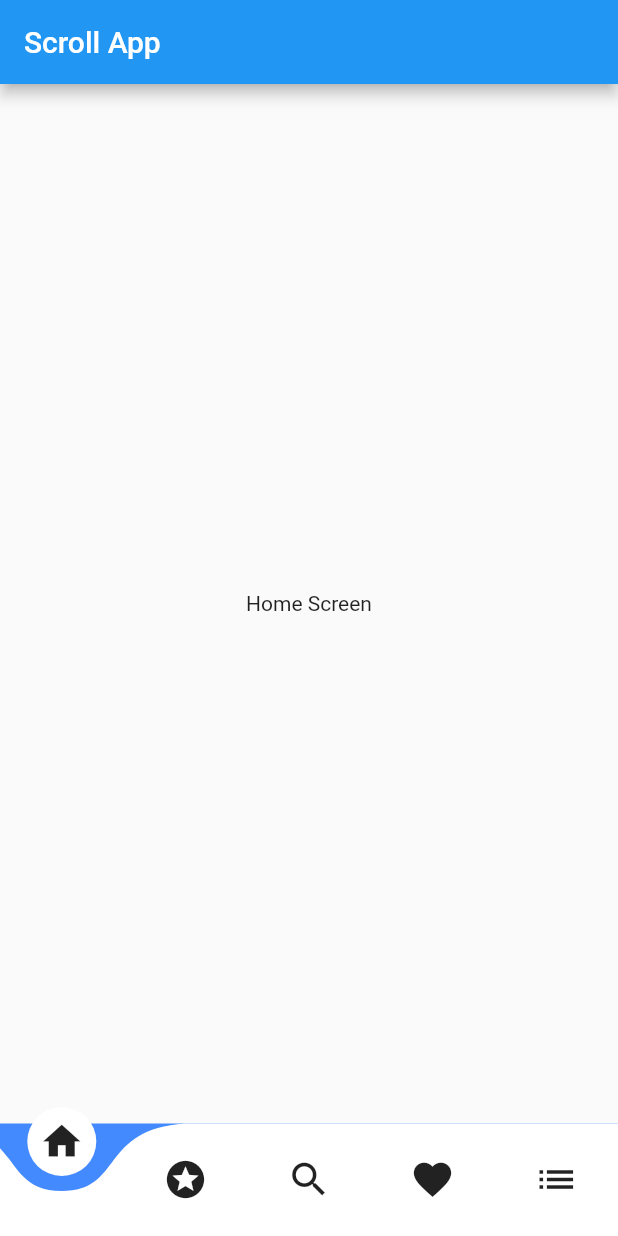
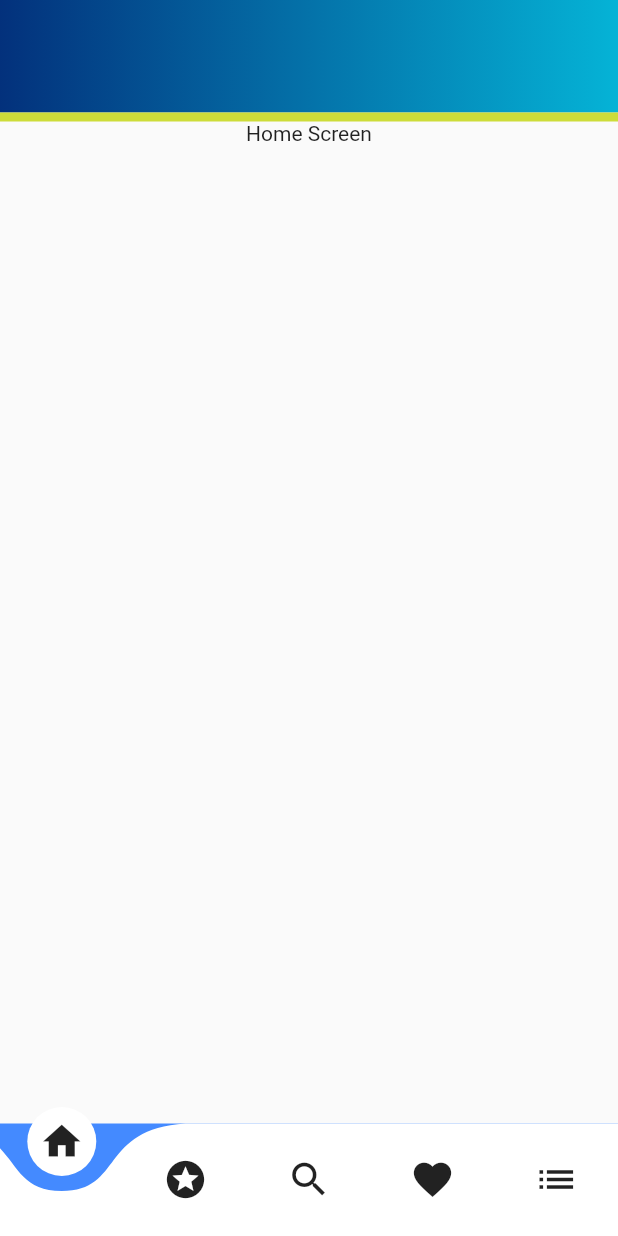
Before and after one commit to mohamedhamouda9879/scroll, a Flutter app: the screen it shows after launch, on a phone screen of 412 x 824 dp. Run offline on Flutter 3.47's test engine with Material 2 defaults, Android fonts, the phone set to English and light mode, and no system bars; drawn by our look-alikes of curved_navigation_bar; our stand-ins replace bloc, flutter_bloc, fluttertoast, hexcolor.

Commit message:
add app bar design

```diff
--- a/lib/modules/home_screen/home_screen.dart
+++ b/lib/modules/home_screen/home_screen.dart
@@ -1,4 +1,5 @@
 import 'package:flutter/material.dart';
+import 'package:scroll_app/shared/components/components.dart';
 
 class HomeScreen extends StatelessWidget {
   const HomeScreen({Key? key}) : super(key: key);
@@ -6,13 +7,15 @@ class HomeScreen extends StatelessWidget {
   @override
   Widget build(BuildContext context) {
     return Scaffold(
-      appBar: AppBar(
-        title: Text('Scroll App'),
-      ),
-      body: Center(
-        child: Container(
-          child: Text('Home Screen'),
-        ),
+      body: Column(
+        children: [
+          AppBarDesign(),
+          Center(
+            child: Container(
+              child: Text('Home Screen'),
+            ),
+          ),
+        ],
       ),
     );
   }
--- a/lib/shared/components/components.dart
+++ b/lib/shared/components/components.dart
@@ -76,7 +76,32 @@ Widget defaultFormField({
       ),
     );
 
-
+Widget AppBarDesign()=>Container(
+  child: Column(
+    children: <Widget>[
+      Stack(
+        children: [
+          Container(
+            height: 75,
+            decoration: const BoxDecoration(
+              gradient: LinearGradient(
+                colors: <Color>[
+                  Color(0xFF03317C),
+                  Color(0xFF05B3D6),
+                ],
+              ),
+            ),
+          ),
+        ],
+      ),
+      Container(
+        width: double.maxFinite,
+        height: 6,
+        color: Colors.lime,
+      ),
+    ],
+  ),
+);
 
 Widget myDivider() => Padding(
       padding: const EdgeInsetsDirectional.only(
```
